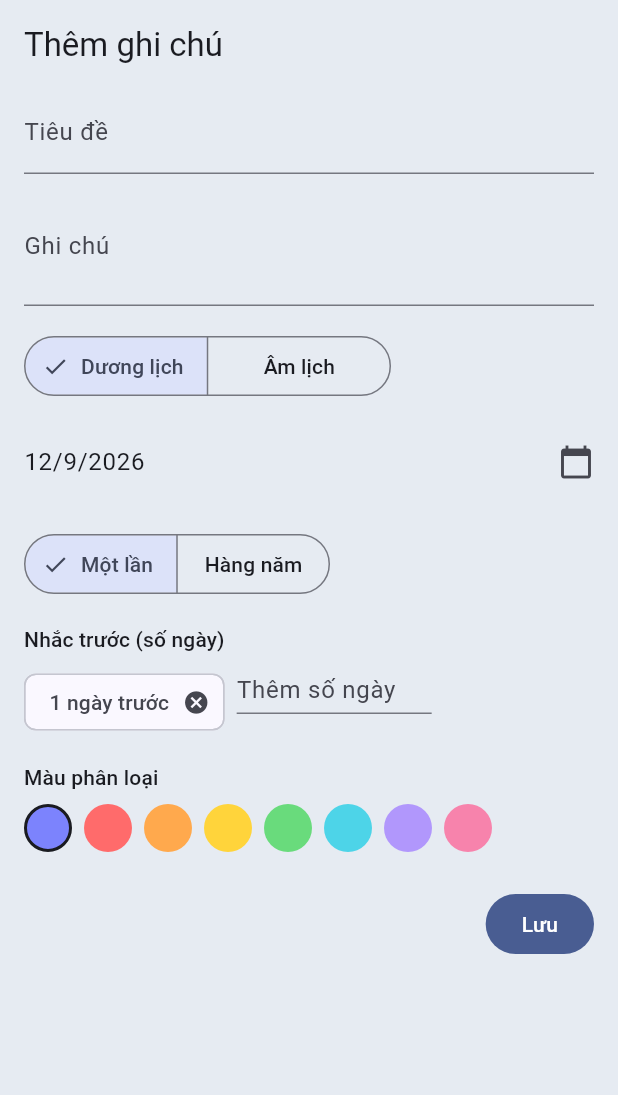
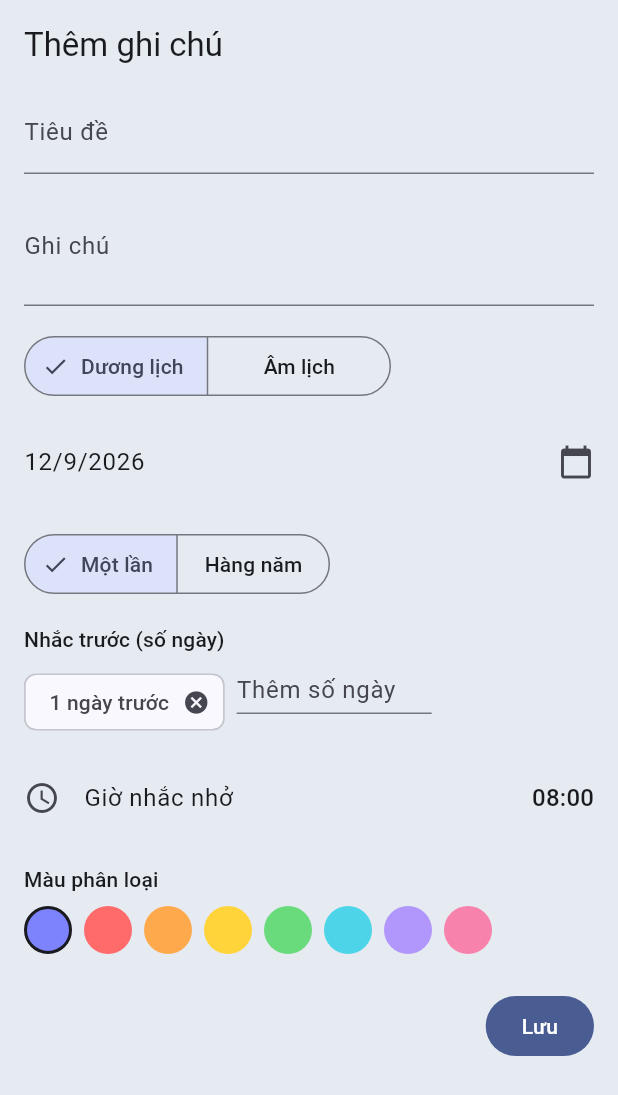
Before and after one commit to fralcy/DualCal, a Flutter app: the _EventEditorForm widget shown alone on an empty page, opened directly with empty values, on a phone screen of 412 x 824 dp. Shown: the top 1095 px of the screen. Run offline on Flutter 3.47's test engine with Material 3 defaults, Android fonts, the phone set to English and light mode, and no system bars; our stand-ins replace file_picker, flutter_local_notifications, hive, hive_flutter, timezone; accounts and stored records are empty; generated files the repository leaves out were written again.

Commit message:
feat: add a time-of-day to event reminders, not just days-before
Reminder setup only let you pick how many days before an event to fire
— no control over what time, silently hardcoded to 08:00. Adds a shared
reminderHour/reminderMinute to CalendarEvent (applies to every
days-before entry for that event; per-offset times were considered but
add a lot of UI/data complexity for little real benefit here) with a
time-picker row in the event editor next to the days-before chips.

Threads through everywhere the old hardcoded 8:00 assumption lived:
notification_service_io.dart's zonedSchedule fire time,
notification_service_web.dart's in-app "upcoming" reminderDate, and the
JSON backup schema (reminderHour/reminderMinute, defaulting to 8/0 when
reading an older backup that predates this field).

Co-Authored-By: Claude Sonnet 5 <noreply@anthropic.com>

```diff
--- a/lib/core/l10n/app_en.arb
+++ b/lib/core/l10n/app_en.arb
@@ -12,6 +12,7 @@
   "recurrenceNone": "One-time",
   "recurrenceYearly": "Yearly",
   "reminderDaysBeforeLabel": "Remind (days before)",
+  "reminderTimeLabel": "Reminder time",
   "categoryColorLabel": "Category color",
   "delete": "Delete",
   "save": "Save",
--- a/lib/core/l10n/app_vi.arb
+++ b/lib/core/l10n/app_vi.arb
@@ -15,6 +15,7 @@
   "recurrenceNone": "Một lần",
   "recurrenceYearly": "Hàng năm",
   "reminderDaysBeforeLabel": "Nhắc trước (số ngày)",
+  "reminderTimeLabel": "Giờ nhắc nhở",
   "categoryColorLabel": "Màu phân loại",
   "delete": "Xoá",
   "save": "Lưu",
--- a/lib/core/providers/event_provider.dart
+++ b/lib/core/providers/event_provider.dart
@@ -45,6 +45,8 @@ class EventProvider extends ChangeNotifier {
     List<int> reminderDaysBefore = const [],
     int colorTag = 0,
     String? category,
+    int reminderHour = 8,
+    int reminderMinute = 0,
   }) async {
     final event = CalendarEvent.create(
       id: const Uuid().v4(),
@@ -60,6 +62,8 @@ class EventProvider extends ChangeNotifier {
       reminderDaysBefore: reminderDaysBefore,
       colorTag: colorTag,
       category: category,
+      reminderHour: reminderHour,
+      reminderMinute: reminderMinute,
     );
     await _dataManager.saveEvent(event);
     _reload();
--- a/lib/core/utils/backup_service.dart
+++ b/lib/core/utils/backup_service.dart
@@ -129,6 +129,8 @@ class BackupService {
         'category': e.category,
         'createdAt': e.createdAt.toIso8601String(),
         'updatedAt': e.updatedAt.toIso8601String(),
+        'reminderHour': e.reminderHour,
+        'reminderMinute': e.reminderMinute,
       };
 
   CalendarEvent _eventFromJson(Map<String, dynamic> json) {
@@ -159,6 +161,8 @@ class BackupService {
         updatedAt: json['updatedAt'] != null
             ? DateTime.parse(json['updatedAt'] as String)
             : null,
+        reminderHour: json['reminderHour'] as int? ?? 8,
+        reminderMinute: json['reminderMinute'] as int? ?? 0,
       );
     } on TypeError catch (e) {
       throw BackupFormatException('Malformed event entry: $e');
--- a/lib/models/calendar_event.dart
+++ b/lib/models/calendar_event.dart
@@ -74,6 +74,14 @@ class CalendarEvent extends HiveObject {
   @HiveField(14)
   DateTime updatedAt;
 
+  /// Time of day (local, 0-23) reminders fire at — shared by every entry
+  /// in [reminderDaysBefore] for this event. Defaults to 08:00.
+  @HiveField(15)
+  int reminderHour;
+
+  @HiveField(16)
+  int reminderMinute;
+
   CalendarEvent({
     required this.id,
     required this.title,
@@ -90,6 +98,8 @@ class CalendarEvent extends HiveObject {
     this.category,
     DateTime? createdAt,
     DateTime? updatedAt,
+    this.reminderHour = 8,
+    this.reminderMinute = 0,
   })  : reminderDaysBefore = reminderDaysBefore ?? const [],
         createdAt = createdAt ?? DateTime.now(),
         updatedAt = updatedAt ?? DateTime.now();
@@ -108,6 +118,8 @@ class CalendarEvent extends HiveObject {
     List<int> reminderDaysBefore = const [],
     int colorTag = 0,
     String? category,
+    int reminderHour = 8,
+    int reminderMinute = 0,
   }) {
     final now = DateTime.now();
     return CalendarEvent(
@@ -126,6 +138,8 @@ class CalendarEvent extends HiveObject {
       category: category,
       createdAt: now,
       updatedAt: now,
+      reminderHour: reminderHour,
+      reminderMinute: reminderMinute,
     );
   }
 
@@ -142,6 +156,8 @@ class CalendarEvent extends HiveObject {
     List<int>? reminderDaysBefore,
     int? colorTag,
     String? category,
+    int? reminderHour,
+    int? reminderMinute,
   }) {
     return CalendarEvent(
       id: id,
@@ -159,6 +175,8 @@ class CalendarEvent extends HiveObject {
       category: category ?? this.category,
       createdAt: createdAt,
       updatedAt: DateTime.now(),
+      reminderHour: reminderHour ?? this.reminderHour,
+      reminderMinute: reminderMinute ?? this.reminderMinute,
     );
   }
 }
--- a/lib/screens/modals/event_editor_modal.dart
+++ b/lib/screens/modals/event_editor_modal.dart
@@ -54,6 +54,7 @@ class _EventEditorFormState extends State<_EventEditorForm> {
   late bool _isLeapMonth;
   late EventRecurrence _recurrence;
   late List<int> _reminderDaysBefore;
+  late TimeOfDay _reminderTime;
   late int _colorTag;
 
   @override
@@ -72,6 +73,8 @@ class _EventEditorFormState extends State<_EventEditorForm> {
     _isLeapMonth = e?.isLeapMonth ?? false;
     _recurrence = e?.recurrence ?? EventRecurrence.none;
     _reminderDaysBefore = List<int>.from(e?.reminderDaysBefore ?? const [1]);
+    _reminderTime =
+        TimeOfDay(hour: e?.reminderHour ?? 8, minute: e?.reminderMinute ?? 0);
     _colorTag = e?.colorTag ?? 0;
   }
 
@@ -153,6 +156,8 @@ class _EventEditorFormState extends State<_EventEditorForm> {
                 Text(l10n.reminderDaysBeforeLabel, style: theme.textTheme.labelLarge),
                 const SizedBox(height: 8),
                 _buildReminderChips(context, l10n),
+                const SizedBox(height: 12),
+                _buildReminderTimePicker(context, l10n),
                 const SizedBox(height: 16),
                 Text(l10n.categoryColorLabel, style: theme.textTheme.labelLarge),
                 const SizedBox(height: 8),
@@ -289,6 +294,25 @@ class _EventEditorFormState extends State<_EventEditorForm> {
     );
   }
 
+  Widget _buildReminderTimePicker(BuildContext context, AppLocalizations l10n) {
+    return ListTile(
+      contentPadding: EdgeInsets.zero,
+      leading: const Icon(Icons.access_time),
+      title: Text(l10n.reminderTimeLabel),
+      trailing: Text(
+        _reminderTime.format(context),
+        style: Theme.of(context).textTheme.titleMedium,
+      ),
+      onTap: () async {
+        final picked = await showTimePicker(
+          context: context,
+          initialTime: _reminderTime,
+        );
+        if (picked != null) setState(() => _reminderTime = picked);
+      },
+    );
+  }
+
   void _addReminderDay(String value) {
     final n = int.tryParse(value.trim());
     if (n != null && n >= 0 && !_reminderDaysBefore.contains(n)) {
@@ -342,6 +366,8 @@ class _EventEditorFormState extends State<_EventEditorForm> {
         recurrence: _recurrence,
         reminderDaysBefore: _reminderDaysBefore,
         colorTag: _colorTag,
+        reminderHour: _reminderTime.hour,
+        reminderMinute: _reminderTime.minute,
       );
     } else {
       await provider.updateEvent(
@@ -357,6 +383,8 @@ class _EventEditorFormState extends State<_EventEditorForm> {
           recurrence: _recurrence,
           reminderDaysBefore: _reminderDaysBefore,
           colorTag: _colorTag,
+          reminderHour: _reminderTime.hour,
+          reminderMinute: _reminderTime.minute,
         ),
       );
     }
```
Also changed, not shown: lib/core/utils/notification_service_io.dart (+7 -4 lines), lib/core/utils/notification_service_web.dart (+9 -1 lines).
